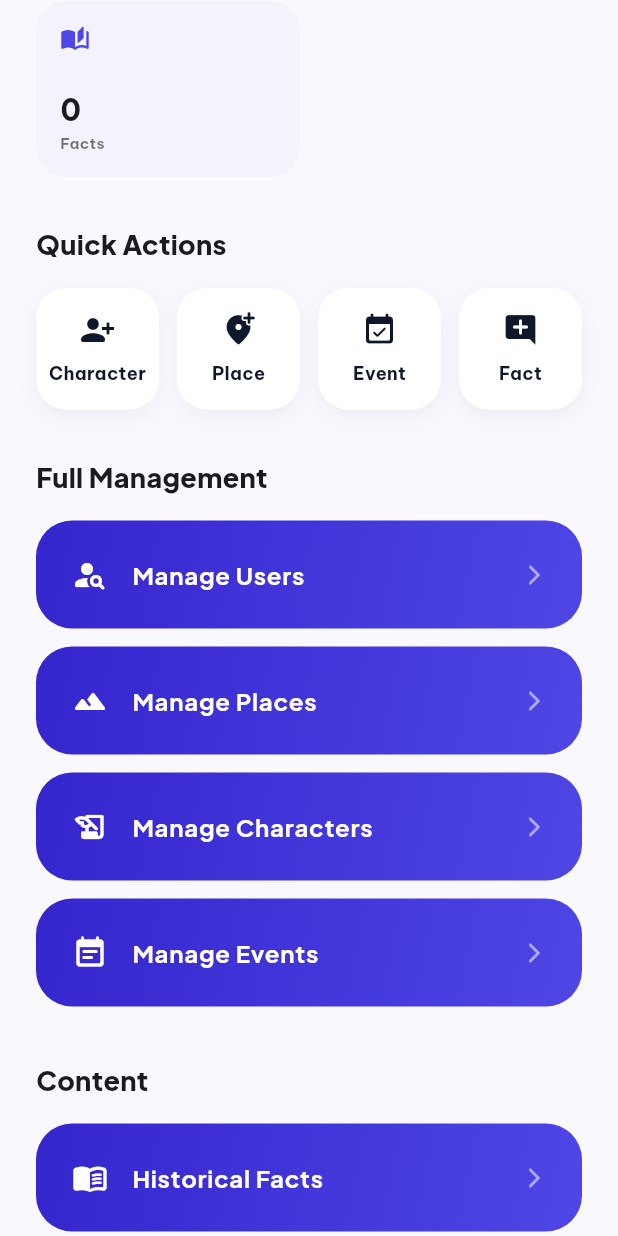
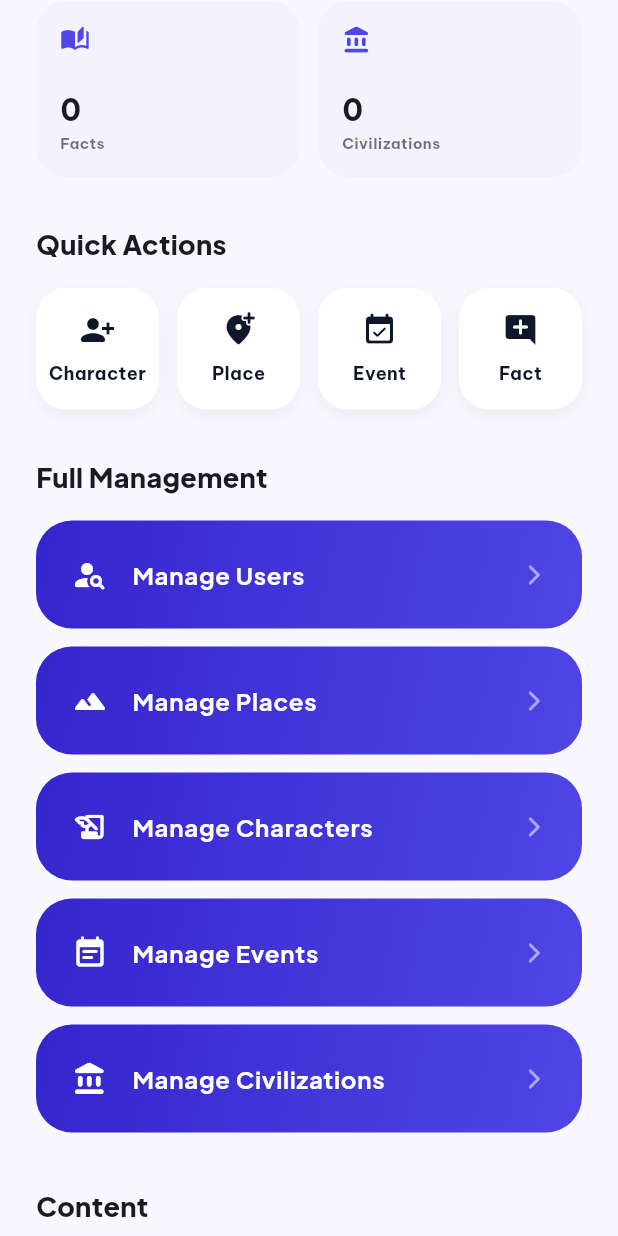
Before and after one commit to UsmanSardar123/Time-Explorer_fyp, a Flutter app: the AdminDashboardPage screen opened by its route, scrolled down 576 dp, on a phone screen of 412 x 824 dp. Run offline on Flutter 3.47's test engine with Material 3 defaults, Android fonts, the phone set to English and light mode, and no system bars; our stand-ins replace cached_network_image, cloud_firestore, connectivity_plus, equatable, firebase_analytics, firebase_auth and 25 more; missing offline and left inert: image_gallery_saver_plus; accounts and stored records are empty; network calls fail.

Commit message:
added synchronization of personalities to admin dashboard

```diff
--- a/lib/core/router/app_router.dart
+++ b/lib/core/router/app_router.dart
@@ -32,6 +32,7 @@ import 'package:timeexplorer/features/admin/presentation/pages/characters_manage
 import 'package:timeexplorer/features/admin/presentation/pages/character_form_page.dart';
 import 'package:timeexplorer/features/admin/presentation/pages/events_management_page.dart';
 import 'package:timeexplorer/features/admin/presentation/pages/event_form_page.dart';
+import 'package:timeexplorer/features/admin/presentation/pages/civilizations_management_page.dart';
 import 'package:timeexplorer/features/learn/data/models/fact_model.dart';
 import 'package:timeexplorer/features/places/domain/entities/era.dart';
 import 'package:timeexplorer/features/places/presentation/pages/era_details_page.dart';
@@ -416,6 +417,11 @@ class AppRouter {
             state,
           ),
         ),
+        GoRoute(
+          path: '/admin/civilizations',
+          pageBuilder: (context, state) =>
+              AppTransitions.slide(const CivilizationsManagementPage(), state),
+        ),
       ],
     );
   }
--- a/lib/features/admin/data/models/character_model.dart
+++ b/lib/features/admin/data/models/character_model.dart
@@ -31,6 +31,8 @@ class CharacterModel extends Character {
     super.emotionalTriggers = const [],
     super.fallbackResponses = const [],
     super.rateLimitWarning = '',
+    super.civilizationId,
+    super.chronologicalOrder,
   });
 
   factory CharacterModel.fromMap(Map<String, dynamic> map, String id) {
@@ -74,6 +76,8 @@ class CharacterModel extends Character {
       emotionalTriggers: (map['emotionalTriggers'] as List?)?.map((e) => e.toString()).toList() ?? [],
       fallbackResponses: (map['fallbackResponses'] as List?)?.map((e) => e.toString()).toList() ?? [],
       rateLimitWarning: map['rateLimitWarning'] ?? '',
+      civilizationId: map['civilizationId'] as String?,
+      chronologicalOrder: map['chronologicalOrder'] as int?,
     );
   }
 
@@ -110,5 +114,7 @@ class CharacterModel extends Character {
     'emotionalTriggers': emotionalTriggers,
     'fallbackResponses': fallbackResponses,
     'rateLimitWarning': rateLimitWarning,
+    'civilizationId': civilizationId,
+    'chronologicalOrder': chronologicalOrder,
   };
 }
--- a/lib/features/admin/data/repositories/firestore_admin_repository.dart
+++ b/lib/features/admin/data/repositories/firestore_admin_repository.dart
@@ -25,6 +25,7 @@ class FirestoreAdminRepository implements AdminRepository {
         _firestore.collection('facts').count().get(),
         _firestore.collection('characters').count().get(),
         _firestore.collection('events').count().get(),
+        _firestore.collection('civilizations').count().get(),
       ]);
       return AdminStatsEntity(
         totalUsers:           results[0].count ?? 0,
@@ -32,6 +33,7 @@ class FirestoreAdminRepository implements AdminRepository {
         totalHistoricalFacts: results[2].count ?? 0,
         totalCharacters:      results[3].count ?? 0,
         totalEvents:          results[4].count ?? 0,
+        totalCivilizations:   results[5].count ?? 0,
         totalActiveSessions:  1,
       );
     } catch (_) {
@@ -331,4 +333,25 @@ class FirestoreAdminRepository implements AdminRepository {
       throw Exception('Failed to delete event: $e');
     }
   }
+
+  // ── Civilizations Management ───────────────────────────────────────────────
+
+  @override
+  Future<List<Map<String, dynamic>>> getAllCivilizations() async {
+    try {
+      final snap = await _firestore.collection('civilizations').orderBy('name').get();
+      return snap.docs.map((d) => {...d.data(), 'id': d.id}).toList();
+    } catch (e) {
+      throw Exception('Failed to fetch civilizations: $e');
+    }
+  }
+
+  @override
+  Future<void> deleteCivilization(String id) async {
+    try {
+      await _firestore.collection('civilizations').doc(id).delete();
+    } catch (e) {
+      throw Exception('Failed to delete civilization: $e');
+    }
+  }
 }
--- a/lib/features/admin/domain/entities/admin_stats_entity.dart
+++ b/lib/features/admin/domain/entities/admin_stats_entity.dart
@@ -4,6 +4,7 @@ class AdminStatsEntity {
   final int totalHistoricalFacts;
   final int totalCharacters;
   final int totalEvents;
+  final int totalCivilizations;
   final int totalActiveSessions;
 
   AdminStatsEntity({
@@ -12,6 +13,7 @@ class AdminStatsEntity {
     required this.totalHistoricalFacts,
     required this.totalCharacters,
     required this.totalEvents,
+    required this.totalCivilizations,
     required this.totalActiveSessions,
   });
 
@@ -21,6 +23,7 @@ class AdminStatsEntity {
         totalHistoricalFacts: 0,
         totalCharacters: 0,
         totalEvents: 0,
+        totalCivilizations: 0,
         totalActiveSessions: 0,
       );
 }
--- a/lib/features/admin/domain/repositories/admin_repository.dart
+++ b/lib/features/admin/domain/repositories/admin_repository.dart
@@ -43,4 +43,8 @@ abstract class AdminRepository {
   Future<void> createEvent(EventModel event);
   Future<void> updateEvent(EventModel event);
   Future<void> deleteEvent(String eventId);
+
+  // Civilizations Management
+  Future<List<Map<String, dynamic>>> getAllCivilizations();
+  Future<void> deleteCivilization(String id);
 }
--- a/lib/features/admin/presentation/manager/admin_provider.dart
+++ b/lib/features/admin/presentation/manager/admin_provider.dart
@@ -13,6 +13,8 @@ import 'package:timeexplorer/features/personalities/domain/entities/character.da
 import 'package:timeexplorer/features/admin/data/models/event_model.dart';
 import 'package:timeexplorer/features/event_explorer/domain/entities/historical_event.dart';
 import 'package:timeexplorer/features/places/data/datasources/wikimedia_image_service.dart';
+import 'package:timeexplorer/features/personalities/data/civilizations/classical_greece_civilization.dart';
+import 'package:timeexplorer/features/personalities/data/services/civilization_seeder.dart';
 
 class AdminProvider with ChangeNotifier {
   final AdminRepository _repository;
@@ -476,6 +478,79 @@ class AdminProvider with ChangeNotifier {
     }
   }
 
+  // ── Civilization Seeding ──────────────────────────────────────────────────
+
+  bool _isSeedingCivilizations = false;
+  String? _civilizationSeedError;
+  bool _civilizationSeedDone = false;
+
+  bool get isSeedingCivilizations => _isSeedingCivilizations;
+  String? get civilizationSeedError => _civilizationSeedError;
+  bool get civilizationSeedDone => _civilizationSeedDone;
+
+  Future<void> seedCivilizations() async {
+    _isSeedingCivilizations = true;
+    _civilizationSeedError = null;
+    _civilizationSeedDone = false;
+    notifyListeners();
+    try {
+      CivilizationRegistry.register(CivilizationEntry(
+        metadata: ClassicalGreeceCivilization.metadata,
+        personalities: ClassicalGreeceCivilization.personalities,
+      ));
+      await CivilizationRegistry.seedAll();
+      _civilizationSeedDone = true;
+      await loadStats();
+      await fetchCharacters();
+    } catch (e) {
+      _civilizationSeedError = e.toString();
+      debugPrint('[AdminProvider] Civilization seed failed: $e');
+    } finally {
+      _isSeedingCivilizations = false;
+      notifyListeners();
+    }
+  }
+
+  // ── Civilizations Management ──────────────────────────────────────────────
+
+  List<Map<String, dynamic>> _civilizations = [];
+  bool _isCivilizationsLoading = false;
+  String? _civilizationsError;
+
+  List<Map<String, dynamic>> get civilizations => _civilizations;
+  bool get isCivilizationsLoading => _isCivilizationsLoading;
+  String? get civilizationsError => _civilizationsError;
+
+  Future<void> fetchCivilizations() async {
+    _isCivilizationsLoading = true;
+    _civilizationsError = null;
+    notifyListeners();
+    try {
+      _civilizations = await _repository.getAllCivilizations();
+    } catch (e) {
+      _civilizationsError = e.toString();
+    } finally {
+      _isCivilizationsLoading = false;
+      notifyListeners();
+    }
+  }
+
+  Future<void> removeCivilization(String id) async {
+    _isCivilizationsLoading = true;
+    _civilizationsError = null;
+    notifyListeners();
+    try {
+      await _repository.deleteCivilization(id);
+      _civilizations.removeWhere((c) => c['id'] == id);
+      await loadStats();
+    } catch (e) {
+      _civilizationsError = e.toString();
+    } finally {
+      _isCivilizationsLoading = false;
+      notifyListeners();
+    }
+  }
+
   // ── Characters Management ─────────────────────────────────────────────────
 
   Future<void> fetchCharacters() async {
--- a/lib/features/admin/presentation/pages/admin_dashboard_page.dart
+++ b/lib/features/admin/presentation/pages/admin_dashboard_page.dart
@@ -79,11 +79,15 @@ class _AdminDashboardPageState extends State<AdminDashboardPage> {
                     _buildAdminAction('Manage Places', Icons.landscape_rounded, () => context.push('/admin/places')),
                     _buildAdminAction('Manage Characters', Icons.history_edu_rounded, () => context.push('/admin/characters')),
                     _buildAdminAction('Manage Events', Icons.event_note_rounded, () => context.push('/admin/events')),
+                    _buildAdminAction('Manage Civilizations', Icons.account_balance_rounded, () => context.push('/admin/civilizations')),
 
                     const SizedBox(height: 24),
                     _buildSectionTitle('Content'),
                     _buildAdminAction('Historical Facts', Icons.menu_book_rounded, () => context.push('/admin/facts')),
 
+                    const SizedBox(height: 24),
+                    _buildSectionTitle('Civilization Engine'),
+                    _buildCivilizationSeedCard(provider),
                     const SizedBox(height: 40),
                     _buildCacheButton(provider),
                     const SizedBox(height: 60),
@@ -212,11 +216,12 @@ class _AdminDashboardPageState extends State<AdminDashboardPage> {
 
   Widget _buildStatsGrid(dynamic stats) {
     final tiles = [
-      ('Users',      '${stats?.totalUsers ?? 0}',           Icons.people_rounded),
-      ('Places',     '${stats?.totalPlaces ?? 0}',          Icons.map_rounded),
-      ('Events',     '${stats?.totalEvents ?? 0}',          Icons.event_note_rounded),
-      ('Characters', '${stats?.totalCharacters ?? 0}',      Icons.history_edu_rounded),
-      ('Facts',      '${stats?.totalHistoricalFacts ?? 0}', Icons.auto_stories_rounded),
+      ('Users',           '${stats?.totalUsers ?? 0}',           Icons.people_rounded),
+      ('Places',          '${stats?.totalPlaces ?? 0}',          Icons.map_rounded),
+      ('Events',          '${stats?.totalEvents ?? 0}',          Icons.event_note_rounded),
+      ('Characters',      '${stats?.totalCharacters ?? 0}',      Icons.history_edu_rounded),
+      ('Facts',           '${stats?.totalHistoricalFacts ?? 0}', Icons.auto_stories_rounded),
+      ('Civilizations',   '${stats?.totalCivilizations ?? 0}',   Icons.account_balance_rounded),
     ];
     return GridView.count(
       shrinkWrap: true,
@@ -328,6 +333,81 @@ class _AdminDashboardPageState extends State<AdminDashboardPage> {
     );
   }
 
+  Widget _buildCivilizationSeedCard(AdminProvider provider) {
+    return Container(
+      margin: const EdgeInsets.only(bottom: 12),
+      padding: const EdgeInsets.all(18),
+      decoration: BoxDecoration(
+        color: const Color(0xFF5B7FA6).withValues(alpha: 0.08),
+        borderRadius: BorderRadius.circular(20),
+        border: Border.all(color: const Color(0xFF5B7FA6).withValues(alpha: 0.25)),
+      ),
+      child: Column(
+        crossAxisAlignment: CrossAxisAlignment.start,
+        children: [
+          Row(
+            children: [
+              const Icon(Icons.account_balance_rounded, color: Color(0xFF5B7FA6), size: 20),
+              const SizedBox(width: 10),
+              Text(
+                'Classical Greece — 14 Personalities',
+                style: GoogleFonts.plusJakartaSans(
+                  fontWeight: FontWeight.w700,
+                  fontSize: 14,
+                  color: const Color(0xFF0F172A),
+                ),
+              ),
+            ],
+          ),
+          const SizedBox(height: 6),
+          Text(
+            'Socrates · Plato · Aristotle · Alexander · Pericles + 9 more',
+            style: GoogleFonts.beVietnamPro(fontSize: 12, color: Colors.black54),
+          ),
+          if (provider.civilizationSeedError != null) ...[
+            const SizedBox(height: 8),
+            Text(
+              provider.civilizationSeedError!,
+              style: GoogleFonts.beVietnamPro(fontSize: 11, color: Colors.redAccent),
+            ),
+          ],
+          if (provider.civilizationSeedDone) ...[
+            const SizedBox(height: 8),
+            Text(
+              '✓ Seeded successfully — visible in Characters',
+              style: GoogleFonts.beVietnamPro(fontSize: 11, color: Colors.green),
+            ),
+          ],
+          const SizedBox(height: 14),
+          SizedBox(
+            width: double.infinity,
+            child: ElevatedButton.icon(
+              onPressed: provider.isSeedingCivilizations
+                  ? null
+                  : () => provider.seedCivilizations(),
+              style: ElevatedButton.styleFrom(
+                backgroundColor: const Color(0xFF5B7FA6),
+                foregroundColor: Colors.white,
+                shape: RoundedRectangleBorder(borderRadius: BorderRadius.circular(12)),
+                padding: const EdgeInsets.symmetric(vertical: 12),
+              ),
+              icon: provider.isSeedingCivilizations
+                  ? const SizedBox(
+                      width: 16, height: 16,
+                      child: CircularProgressIndicator(strokeWidth: 2, color: Colors.white),
+                    )
+                  : const Icon(Icons.cloud_upload_rounded, size: 18),
+              label: Text(
+                provider.isSeedingCivilizations ? 'Seeding…' : 'Seed to Firestore',
+                style: GoogleFonts.plusJakartaSans(fontWeight: FontWeight.w700),
+              ),
+            ),
+          ),
+        ],
+      ),
+    );
+  }
+
   Widget _buildCacheButton(AdminProvider provider) {
     return Column(
       children: [
```
Also changed, not shown: lib/features/admin/data/repositories/mock_admin_repository.dart (+8 -0 lines), lib/features/admin/presentation/pages/characters_management_page.dart (+60 -5 lines), lib/features/admin/presentation/pages/civilizations_management_page.dart (added, +274 -0 lines).
